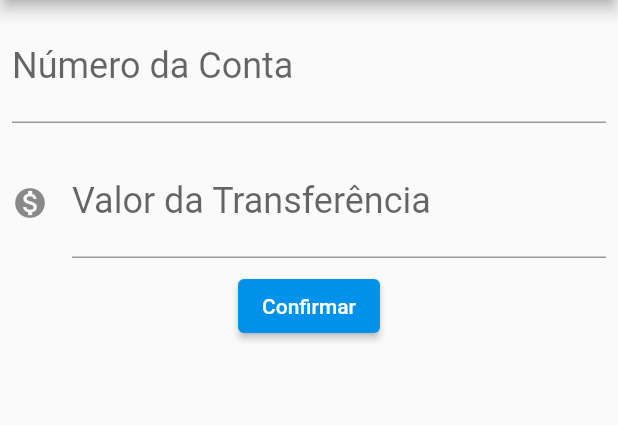
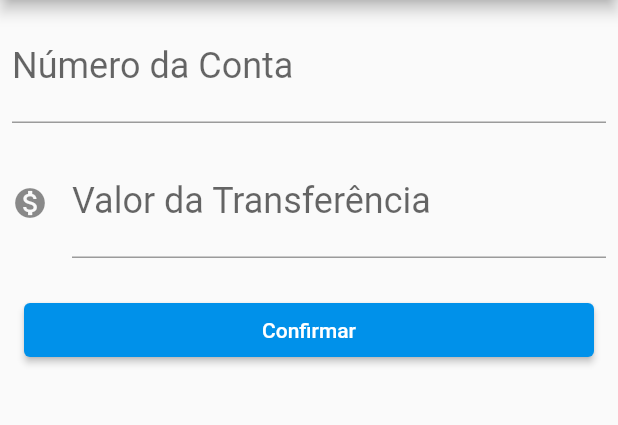
Before and after one commit to Mau-Me/bytebank, a Flutter app: the screen it shows after launch, after a tap on the "add" icon, on a phone screen of 412 x 824 dp, the part 84-509 px from its top. Run offline on Flutter 3.47's test engine with Material 2 defaults, Android fonts, the phone set to English and light mode, and no system bars; our stand-ins replace sqflite; accounts and stored records are empty.

Commit message:
Update nas telas de listar e criar transferencias

```diff
--- a/lib/screens/transferencia/formulario.dart
+++ b/lib/screens/transferencia/formulario.dart
@@ -1,15 +1,12 @@
 import 'package:bytebank/components/editor.dart';
+import 'package:bytebank/constant/constants.dart';
+import 'package:bytebank/database/app_database.dart';
 import 'package:bytebank/models/transferencia.dart';
 import 'package:flutter/material.dart';
 
-const _tituloAppBar = 'Criando Transferência';
-const _rotuloNumeroConta = 'Número da Conta';
-const _rotuloValorTransferencia = 'Valor da Transferência';
-const _dicaNumeroConta = '0000';
-const _dicaValorTransferencia = '0.00';
-const _textoBotaoConfirmar = 'Confirmar';
+class FormularioTransferencia extends StatefulWidget {
+  const FormularioTransferencia({Key? key}) : super(key: key);
 
-class FormularioTransferencia extends StatefulWidget {
   @override
   State<FormularioTransferencia> createState() =>
       _FormularioTransferenciaState();
@@ -25,23 +22,29 @@ class _FormularioTransferenciaState extends State<FormularioTransferencia> {
   Widget build(BuildContext context) {
     return Scaffold(
       appBar: AppBar(
-        title: const Text(_tituloAppBar),
+        title: const Text(tituloAppBarFormularioTransferencias),
       ),
       body: SingleChildScrollView(
         child: Column(
           children: [
             Editor(
                 controlador: _controladorCampoNumeroConta,
-                rotulo: _rotuloNumeroConta,
-                dica: _dicaNumeroConta),
+                rotulo: rotuloNumeroConta,
+                dica: dicaNumeroConta),
             Editor(
                 controlador: _controladorCampoValor,
-                rotulo: _rotuloValorTransferencia,
-                dica: _dicaValorTransferencia,
+                rotulo: rotuloValorTransferencia,
+                dica: dicaValorTransferencia,
                 icone: Icons.monetization_on),
-            ElevatedButton(
-              child: const Text(_textoBotaoConfirmar),
-              onPressed: () => _criaTransferencia(context),
+            Padding(
+              padding: const EdgeInsets.all(16.0),
+              child: SizedBox(
+                width: double.maxFinite,
+                child: ElevatedButton(
+                  child: const Text(textoBotaoConfirmar),
+                  onPressed: () => _criaTransferencia(context),
+                ),
+              ),
             ),
           ],
         ),
@@ -49,16 +52,33 @@ class _FormularioTransferenciaState extends State<FormularioTransferencia> {
     );
   }
 
+  //CORRIGIR ID = 0;
+
   void _criaTransferencia(BuildContext context) {
+    const int id = 0;
     final int? numeroConta = int.tryParse(_controladorCampoNumeroConta.text);
     final double? valorTransferencia =
         double.tryParse(_controladorCampoValor.text);
     if (numeroConta != null && valorTransferencia != null) {
       final Transferencia transferenciaCriada = Transferencia(
+        id,
         numeroConta,
         valorTransferencia,
       );
-      Navigator.pop(context, transferenciaCriada);
+      save(transferenciaCriada).then(
+        (id) => Navigator.pop(context),
+      );
+      ScaffoldMessenger.of(context).showSnackBar(
+        SnackBar(
+          content: Row(
+            children: const <Widget>[
+              Icon(Icons.price_check),
+              Text(mensagemSucessoTransferencia),
+            ],
+          ),
+          duration: const Duration(seconds: 3),
+        ),
+      );
     }
   }
 }
--- a/lib/screens/transferencia/lista.dart
+++ b/lib/screens/transferencia/lista.dart
@@ -1,69 +1,88 @@
+import 'package:bytebank/database/app_database.dart';
 import 'package:bytebank/models/transferencia.dart';
+import 'package:bytebank/screens/transferencia/formulario.dart';
+import 'package:bytebank/constant/constants.dart';
 import 'package:flutter/material.dart';
 
-import 'formulario.dart';
-
-const _tituloAppBar = 'Lista de Transferências';
-const _mensagemSucesso = 'Transferência realizada com sucesso!';
-
-class ListaTransferencias extends StatefulWidget {
-  final _transferencias = <Transferencia>[];
-
-  @override
-  State<StatefulWidget> createState() {
-    return ListaTransferenciasState();
-  }
-}
-
-class ListaTransferenciasState extends State<ListaTransferencias> {
-  @override
-  Widget build(BuildContext context) {
-    return Scaffold(
-        appBar: AppBar(
-          title: const Text(_tituloAppBar),
-        ),
-        body: ListView.builder(
+/*body: ListView.builder(
           itemCount: widget._transferencias.length,
           itemBuilder: (context, indice) {
             final transferencia = widget._transferencias[indice];
             return ItemTransferencia(transferencia);
           },
-        ),
-        floatingActionButton: FloatingActionButton(
-          onPressed: () {
-            final Future<Transferencia?> future = Navigator.push(
-              context,
-              MaterialPageRoute(
-                builder: (context) => FormularioTransferencia(),
-              ),
-            );
-            atualiza(future, context);
-          },
-          child: const Icon(Icons.add),
-        ));
-  }
+        )
+*/
 
-  void atualiza(Future<Transferencia?> future, BuildContext context) {
-    future.then((transfereniaRecebida) {
-      if (transfereniaRecebida != null) {
-        setState(
-          () {
-            widget._transferencias.add(transfereniaRecebida);
-          },
-        );
-        ScaffoldMessenger.of(context).showSnackBar(
-          const SnackBar(
-            content: Text(_mensagemSucesso),
-          ),
-        );
-      }
-    });
+class ListaTransferencias extends StatefulWidget {
+  const ListaTransferencias({Key? key}) : super(key: key);
+
+  @override
+  State<ListaTransferencias> createState() => _ListaTransferenciasState();
+}
+
+class _ListaTransferenciasState extends State<ListaTransferencias> {
+  @override
+  Widget build(BuildContext context) {
+    return Scaffold(
+      appBar: AppBar(
+        title: const Text(tituloAppBarFormularioTransferencias),
+      ),
+      body: FutureBuilder<List<Transferencia>>(
+        initialData: const [],
+        future: findAll(),
+        builder: (BuildContext context, AsyncSnapshot<dynamic> snapshot) {
+          switch (snapshot.connectionState) {
+            case ConnectionState.none:
+              break;
+            case ConnectionState.waiting:
+              return Center(
+                child: Column(
+                  mainAxisAlignment: MainAxisAlignment.center,
+                  crossAxisAlignment: CrossAxisAlignment.center,
+                  children: const [
+                    CircularProgressIndicator(),
+                    Text('Carregando...'),
+                  ],
+                ),
+              );
+            case ConnectionState.active:
+              break;
+            case ConnectionState.done:
+              final List<Transferencia> transferencias = snapshot.data;
+              return ListView.builder(
+                itemBuilder: (context, indice) {
+                  final transferencia = transferencias[indice];
+                  return ItemTransferencia(transferencia);
+                },
+                itemCount: transferencias.length,
+              );
+          }
+          return const Text('Unknown error');
+        },
+      ),
+      floatingActionButton: FloatingActionButton(
+        onPressed: () {
+          Navigator.of(context)
+              .push(
+            MaterialPageRoute(
+              builder: (context) => const FormularioTransferencia(),
+            ),
+          )
+              .then(
+            (value) {
+              setState(() {});
+            },
+          );
+        },
+        child: const Icon(Icons.add),
+      ),
+    );
   }
 }
 
 class ItemTransferencia extends StatelessWidget {
   final Transferencia _transferencia;
-  ItemTransferencia(this._transferencia);
+  const ItemTransferencia(this._transferencia, {Key? key}) : super(key: key);
 
   @override
   Widget build(BuildContext context) {
```
